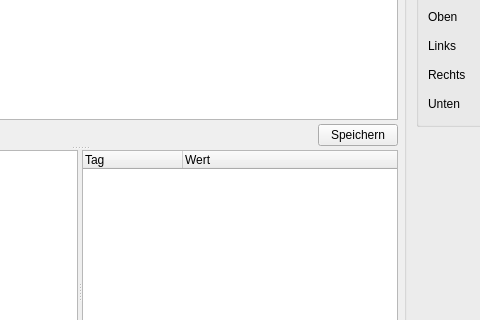
Above: kleiner-brauhelfer/tabetikette.ui from kleiner-brauhelfer/kleiner-brauhelfer-2 before the change; both pictures show x 239 to 719 and y 200 to 520 of the 826 by 632 pixel window. Below: the same form after it.
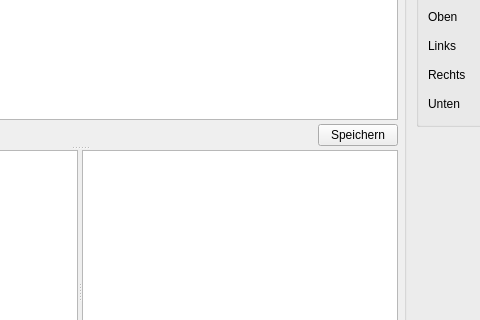
That is the form after the change. Icons and pictures are not drawn. Custom widgets are drawn as their Qt base class.

```diff
--- a/kleiner-brauhelfer/tabetikette.ui
+++ b/kleiner-brauhelfer/tabetikette.ui
@@ -136,41 +136,13 @@
           <enum>QPlainTextEdit::NoWrap</enum>
          </property>
         </widget>
-        <widget class="QTreeWidget" name="treeViewTemplateTags">
-         <property name="sizePolicy">
-          <sizepolicy hsizetype="Minimum" vsizetype="Expanding">
-           <horstretch>0</horstretch>
-           <verstretch>0</verstretch>
-          </sizepolicy>
+        <widget class="QPlainTextEdit" name="tbTags">
+         <property name="lineWrapMode">
+          <enum>QPlainTextEdit::NoWrap</enum>
          </property>
-         <property name="minimumSize">
-          <size>
-           <width>200</width>
-           <height>0</height>
-          </size>
-         </property>
-         <property name="editTriggers">
-          <set>QAbstractItemView::NoEditTriggers</set>
-         </property>
-         <property name="alternatingRowColors">
+         <property name="readOnly">
           <bool>true</bool>
          </property>
-         <property name="selectionMode">
-          <enum>QAbstractItemView::NoSelection</enum>
-         </property>
-         <property name="columnCount">
-          <number>2</number>
-         </property>
-         <column>
-          <property name="text">
-           <string notr="true">Tag</string>
-          </property>
-         </column>
-         <column>
-          <property name="text">
-           <string notr="true">Wert</string>
-          </property>
-         </column>
         </widget>
        </widget>
       </widget>
```
